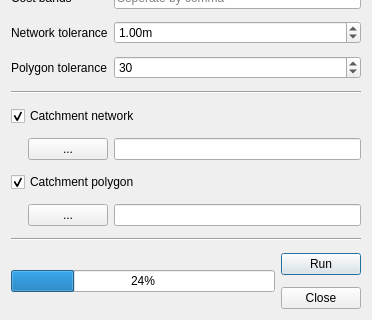
Old version of the form catchment_analyser_dialog_base.ui in the repository OpenDigitalWorks/CatchmentAnalyser; both pictures show x 0 to 372 and y 175 to 495 of the 372 by 495 pixel window.
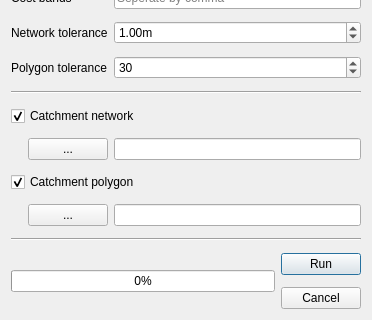
New version of the form.

Patch:
```diff
--- a/catchment_analyser_dialog_base.ui
+++ b/catchment_analyser_dialog_base.ui
@@ -329,7 +329,7 @@
      <item row="18" column="2">
       <widget class="QPushButton" name="cancelButton">
        <property name="sizePolicy">
-        <sizepolicy hsizetype="Minimum" vsizetype="Maximum">
+        <sizepolicy hsizetype="Minimum" vsizetype="Minimum">
          <horstretch>0</horstretch>
          <verstretch>0</verstretch>
         </sizepolicy>
@@ -338,7 +338,7 @@
         <enum>Qt::NoFocus</enum>
        </property>
        <property name="text">
-        <string>Close</string>
+        <string>Cancel</string>
        </property>
       </widget>
      </item>
@@ -399,7 +399,7 @@
      <item row="17" column="0" rowspan="2" colspan="2">
       <widget class="QProgressBar" name="analysisProgress">
        <property name="value">
-        <number>24</number>
+        <number>0</number>
        </property>
       </widget>
      </item>
```
Left out of the diff: 6 changed lines with no effect on the pictures.
